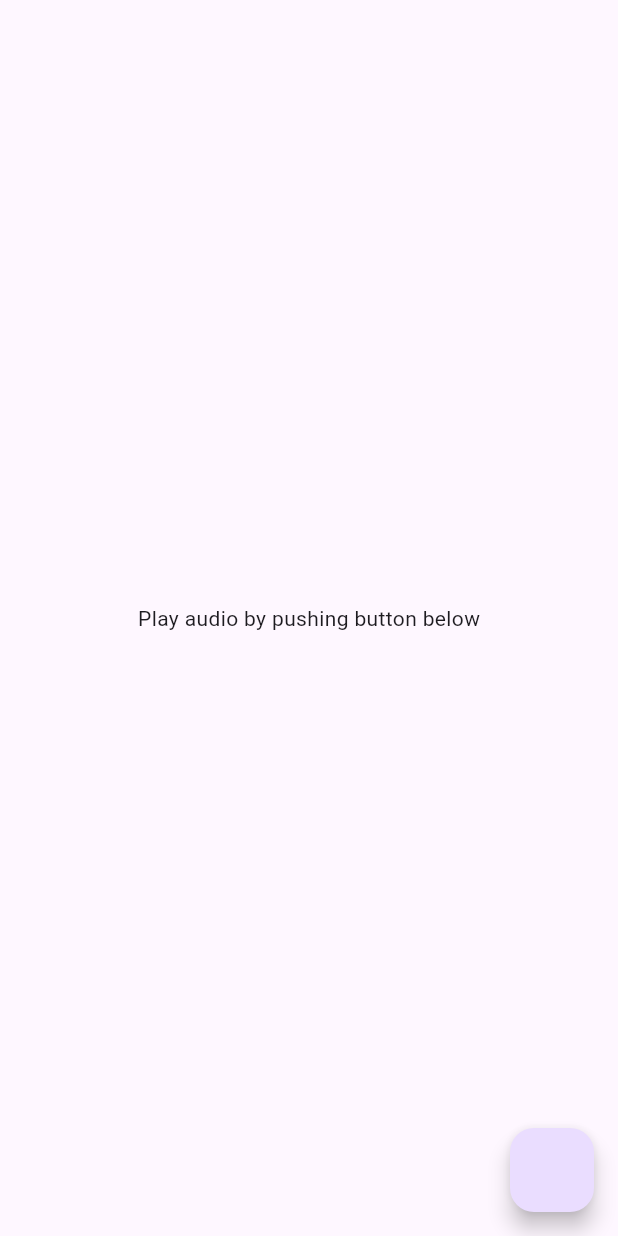
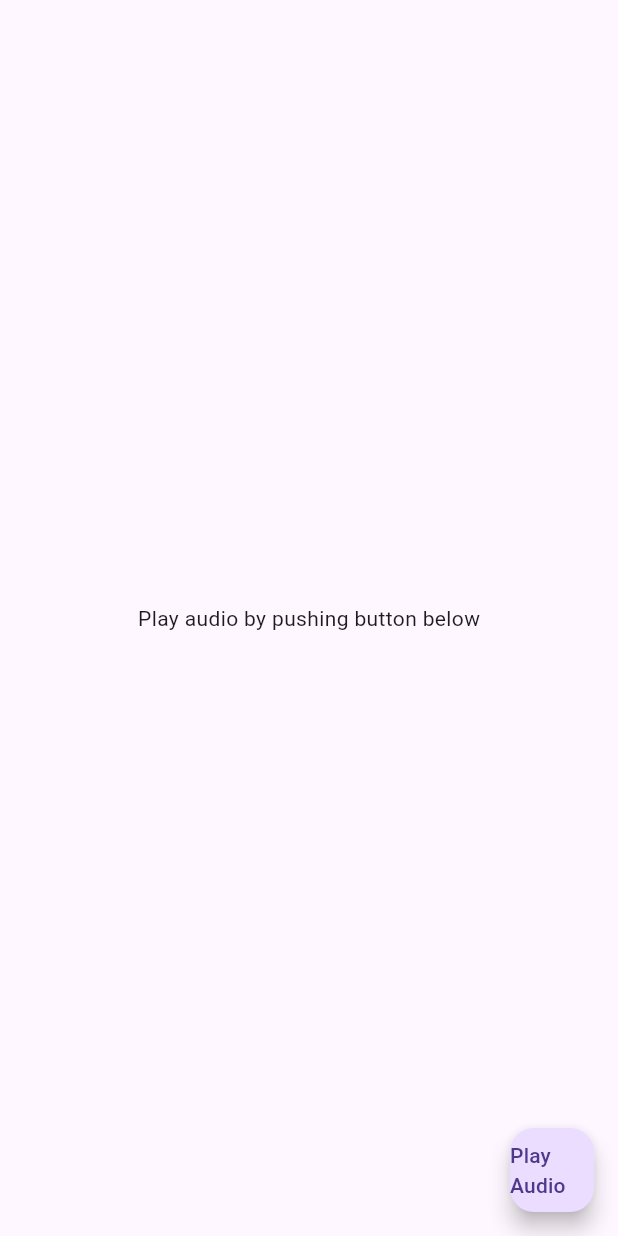
Before and after one commit to shanelenagh/flutter_audio_helloworld, a Flutter app: the screen it shows after launch, on a phone screen of 412 x 824 dp. Run offline on Flutter 3.47's test engine with Material 3 defaults, Android fonts, the phone set to English and light mode, and no system bars; our stand-ins replace audioplayers.

Commit message:
Added button text

```diff
--- a/lib/main.dart
+++ b/lib/main.dart
@@ -77,6 +77,7 @@ class MainAppState extends State<MainApp> implements PlayAudioSequenceCompletion
         ),
         floatingActionButton: FloatingActionButton(
           onPressed: playIt,
+          child: const Text("Play Audio")
         ),
       ),
     );
```
